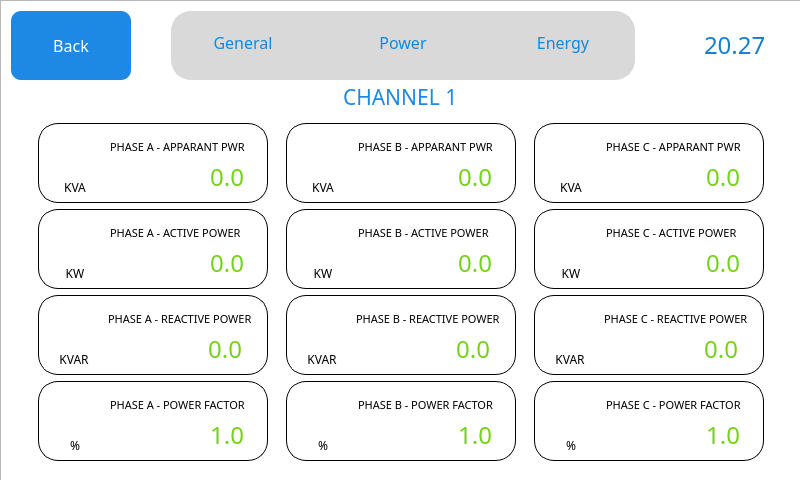
First picture: the form in QT_APP/channels.ui, repository eSpark-Backup/nabilfesal-msm-fw, before the edit.
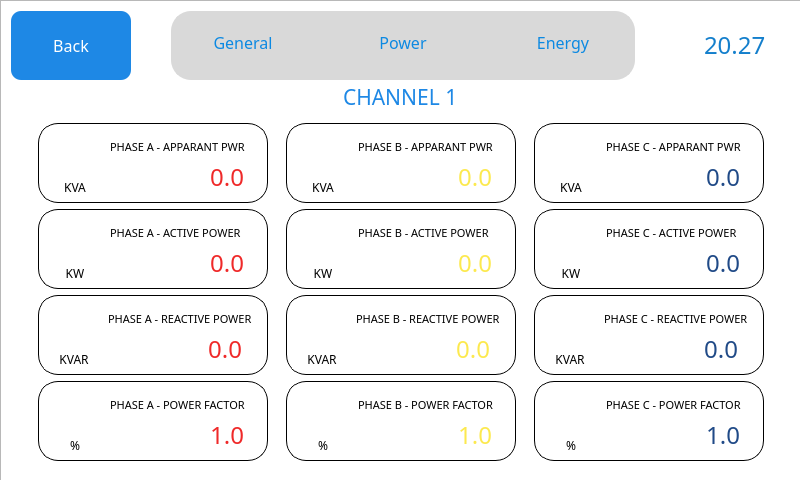
Second picture: the form after the edit. The open tabs and pages were chosen to show the change. Icons and pictures are not drawn.

```diff
--- a/QT_APP/channels.ui
+++ b/QT_APP/channels.ui
@@ -5007,7 +5007,7 @@
                            </font>
                           </property>
                           <property name="styleSheet">
-                           <string notr="true">color: rgb(115, 210, 22);
+                           <string notr="true">color: rgb(239, 41, 41);
 border-color: rgb(255, 255, 255);</string>
                           </property>
                           <property name="text">
@@ -5192,8 +5192,8 @@
                            </font>
                           </property>
                           <property name="styleSheet">
-                           <string notr="true">color: rgb(115, 210, 22);
-border-color: rgb(255, 255, 255);</string>
+                           <string notr="true">border-color: rgb(255, 255, 255);
+color: rgb(252, 233, 79);</string>
                           </property>
                           <property name="text">
                            <string>0.0</string>
@@ -5386,7 +5386,7 @@
                            </font>
                           </property>
                           <property name="styleSheet">
-                           <string notr="true">color: rgb(115, 210, 22);
+                           <string notr="true">color: rgb(32, 74, 135);
 border-color: rgb(255, 255, 255);</string>
                           </property>
                           <property name="text">
@@ -5575,7 +5575,7 @@
                            </font>
                           </property>
                           <property name="styleSheet">
-                           <string notr="true">color: rgb(115, 210, 22);
+                           <string notr="true">color: rgb(239, 41, 41);
 border-color: rgb(255, 255, 255);</string>
                           </property>
                           <property name="text">
@@ -5757,8 +5757,8 @@
                            </font>
                           </property>
                           <property name="styleSheet">
-                           <string notr="true">color: rgb(115, 210, 22);
-border-color: rgb(255, 255, 255);</string>
+                           <string notr="true">border-color: rgb(255, 255, 255);
+color: rgb(252, 233, 79);</string>
                           </property>
                           <property name="text">
                            <string>0.0</string>
@@ -5939,7 +5939,7 @@
                            </font>
                           </property>
                           <property name="styleSheet">
-                           <string notr="true">color: rgb(115, 210, 22);
+                           <string notr="true">color: rgb(32, 74, 135);
 border-color: rgb(255, 255, 255);</string>
                           </property>
                           <property name="text">
@@ -6128,7 +6128,7 @@
                            </font>
                           </property>
                           <property name="styleSheet">
-                           <string notr="true">color: rgb(115, 210, 22);
+                           <string notr="true">color: rgb(239, 41, 41);
 border-color: rgb(255, 255, 255);</string>
                           </property>
                           <property name="text">
@@ -6310,8 +6310,8 @@
                            </font>
                           </property>
                           <property name="styleSheet">
-                           <string notr="true">color: rgb(115, 210, 22);
-border-color: rgb(255, 255, 255);</string>
+                           <string notr="true">border-color: rgb(255, 255, 255);
+color: rgb(252, 233, 79);</string>
                           </property>
                           <property name="text">
                            <string>0.0</string>
@@ -6492,7 +6492,7 @@
                            </font>
                           </property>
                           <property name="styleSheet">
-                           <string notr="true">color: rgb(115, 210, 22);
+                           <string notr="true">color: rgb(32, 74, 135);
 border-color: rgb(255, 255, 255);</string>
                           </property>
                           <property name="text">
@@ -6687,7 +6687,7 @@
                            </font>
                           </property>
                           <property name="styleSheet">
-                           <string notr="true">color: rgb(115, 210, 22);
+                           <string notr="true">color: rgb(239, 41, 41);
 border-color: rgb(255, 255, 255);</string>
                           </property>
                           <property name="text">
@@ -6869,8 +6869,8 @@
                            </font>
                           </property>
                           <property name="styleSheet">
-                           <string notr="true">color: rgb(115, 210, 22);
-border-color: rgb(255, 255, 255);</string>
+                           <string notr="true">border-color: rgb(255, 255, 255);
+color: rgb(252, 233, 79);</string>
                           </property>
                           <property name="text">
                            <string>1.0</string>
@@ -7054,7 +7054,7 @@
                            </font>
                           </property>
                           <property name="styleSheet">
-                           <string notr="true">color: rgb(115, 210, 22);
+                           <string notr="true">color: rgb(32, 74, 135);
 border-color: rgb(255, 255, 255);</string>
                           </property>
                           <property name="text">
```
Left out of the diff: 53 changed lines with no effect on the pictures.
